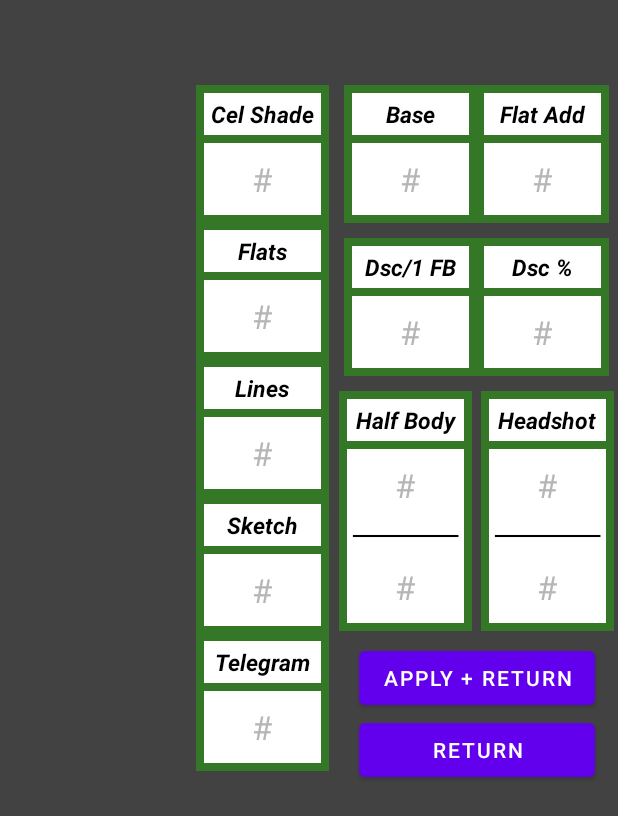
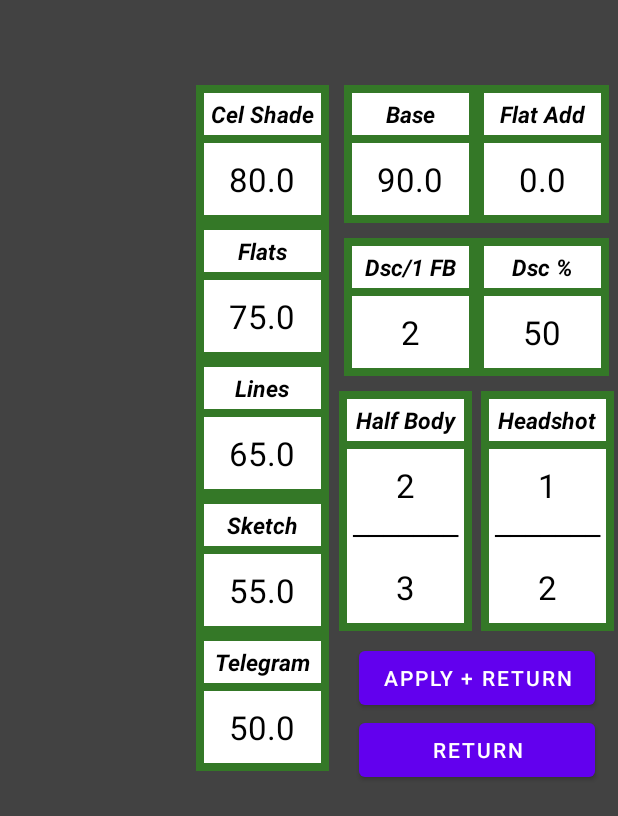
Before and after one commit to CJtr2/SharpComissionCalc, an Android app: the ConfigMenu screen opened directly, with no data from a screen before it, on a phone screen of 412 x 824 dp. Shown: the top 816 px of the screen. Run offline under Robolectric (Android 15) with nearby library versions, the phone set to English and light mode, and no system bars.

Commit message:
-Implemented populating the config EditTexts with the current config values.

```diff
--- a/app/src/main/java/com/example/comissioncalc/ConfigMenu.java
+++ b/app/src/main/java/com/example/comissioncalc/ConfigMenu.java
@@ -4,9 +4,9 @@ import androidx.appcompat.app.AppCompatActivity;
 
 import android.content.SharedPreferences;
 import android.os.Bundle;
-import android.view.View;
 import android.view.inputmethod.InputMethodManager;
 import android.widget.Button;
+import android.widget.EditText;
 
 public class ConfigMenu extends AppCompatActivity {
 
@@ -16,7 +16,26 @@ public class ConfigMenu extends AppCompatActivity {
     public SharedPreferences prefs;
     public InputMethodManager imm;
 
+    //editText Declarations
+    public EditText baseText;
+    public EditText flatAddText;
 
+    public EditText celText;
+    public EditText flatsText;
+    public EditText linesText;
+    public EditText sketchText;
+    public EditText tmgText;
+
+    public EditText dscP1Text;
+    public EditText dcsPerText;
+
+    public EditText hbNumerText;
+    public EditText hbDenomText;
+
+    public EditText hsNumerText;
+    public EditText hsDenomText;
+
+    //internal declarations
     public double basePrice;
     public double flatPrice;
 
@@ -41,6 +60,25 @@ public class ConfigMenu extends AppCompatActivity {
         super.onCreate(savedInstanceState);
         setContentView(R.layout.activity_config_menu);
 
+        //editText declarations==============================
+        baseText = findViewById(R.id.basePriceInp);
+        flatAddText = findViewById(R.id.flatPriceInp);
+
+        celText = findViewById(R.id.celInp);
+        flatsText = findViewById(R.id.flatsInp);
+        linesText = findViewById(R.id.linesInp);
+        sketchText = findViewById(R.id.sketchInp);
+        tmgText = findViewById(R.id.tgmInp);
+
+        dscP1Text = findViewById(R.id.dscP1Inp);
+        dcsPerText = findViewById(R.id.dscPerInp);
+
+        hbNumerText = findViewById(R.id.hbNumer);
+        hbDenomText = findViewById(R.id.hbDenom);
+
+        hsNumerText = findViewById(R.id.hsNumer);
+        hsDenomText = findViewById(R.id.hsDenom);
+
         //activity declarations==============================
         back = findViewById(R.id.BackBtn);
         applyBack = findViewById(R.id.backApplyBtn);
@@ -55,6 +93,8 @@ public class ConfigMenu extends AppCompatActivity {
         //do stuff===========================================
         back.setOnClickListener(view -> onBackPressed());
         applyBack.setOnClickListener(view -> applyBack());
+
+        //TODO: declare onclick and onfocus for all the edittexts that clears. Also make them not chain to prevent breaking.
     }
 
     public void checkPrefs(){
@@ -105,7 +145,7 @@ public class ConfigMenu extends AppCompatActivity {
     }
 
     public void applyConfig(){
-
+        //TODO: implement applying config
     }
 
     public void applyBack(){
@@ -115,10 +155,50 @@ public class ConfigMenu extends AppCompatActivity {
 
     @Override
     public void onBackPressed() {
+        //TODO: make hitting back while in a text field repopulate it with the current value
         super.onBackPressed();
     }
 
     public void updateFields()  {
+        String temp;
 
+        temp = "" + basePrice;
+        baseText.setText(temp);
+
+        temp = "" + flatPrice;
+        flatAddText.setText(temp);
+
+        temp = "" + cel;
+        celText.setText(temp);
+
+        temp = "" + flats;
+        flatsText.setText(temp);
+
+        temp = "" + lines;
+        linesText.setText(temp);
+
+        temp = "" + sketch;
+        sketchText.setText(temp);
+
+        temp = "" + tgmStick;
+        tmgText.setText(temp);
+
+        temp = "" + discountPer1;
+        dscP1Text.setText(temp);
+
+        temp = "" + discountPercent;
+        dcsPerText.setText(temp);
+
+        temp = "" + hbNumer;
+        hbNumerText.setText(temp);
+
+        temp = "" + hbDenom;
+        hbDenomText.setText(temp);
+
+        temp = "" + hsNumer;
+        hsNumerText.setText(temp);
+
+        temp = "" + hsDenom;
+        hsDenomText.setText(temp);
     }
 }
--- a/app/src/main/java/com/example/comissioncalc/MainActivity.java
+++ b/app/src/main/java/com/example/comissioncalc/MainActivity.java
@@ -640,6 +640,8 @@ public class MainActivity extends AppCompatActivity {
 
     @Override
     public void onBackPressed() {
+        //TODO: Implement restoring the original value when editText has focus and back is pressed.
+
         if(toEdit > -1) {
             toEdit = -1;
             readyToDelete = false;
```
